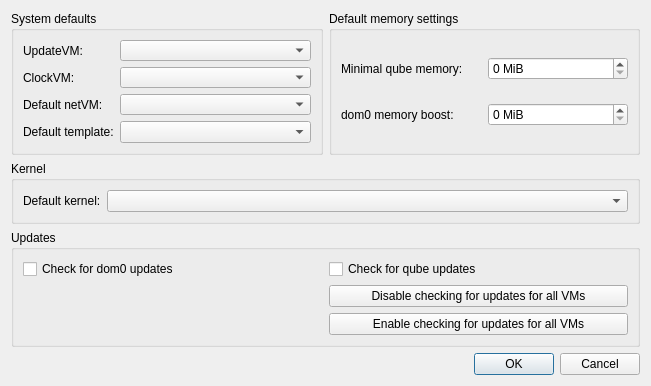
Before: the Qt Designer form ui/globalsettingsdlg.ui in QubesOS/qubes-manager, drawn with Qt 5.
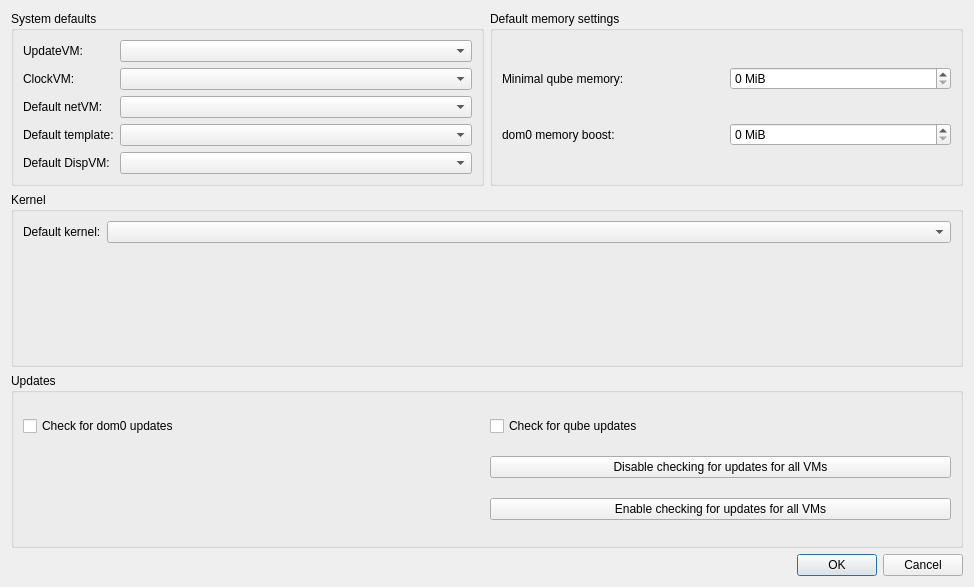
After: the same form once the commit is applied.

Commit message:
Added default_dispvm to Global Settings
Added "default dispvm" to Global Settings.

references QubesOS/qubes-issues#3688

```diff
--- a/ui/globalsettingsdlg.ui
+++ b/ui/globalsettingsdlg.ui
@@ -6,8 +6,8 @@
    <rect>
     <x>0</x>
     <y>0</y>
-    <width>651</width>
-    <height>386</height>
+    <width>974</width>
+    <height>587</height>
    </rect>
   </property>
   <property name="windowTitle">
@@ -81,6 +81,16 @@
       <item row="3" column="1">
        <widget class="QComboBox" name="default_template_combo"/>
       </item>
+      <item row="4" column="0">
+       <widget class="QLabel" name="label_8">
+        <property name="text">
+         <string>Default DispVM:</string>
+        </property>
+       </widget>
+      </item>
+      <item row="4" column="1">
+       <widget class="QComboBox" name="default_dispvm_combo"/>
+      </item>
      </layout>
     </widget>
    </item>
```
The commit also changes 1 other file.
